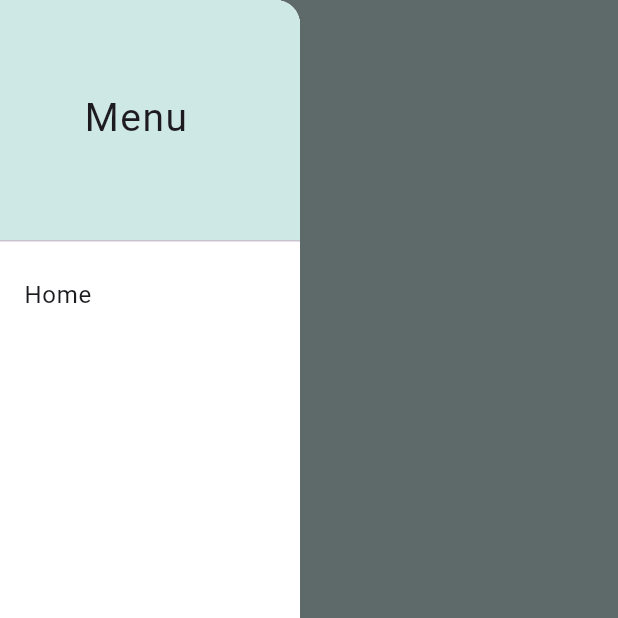
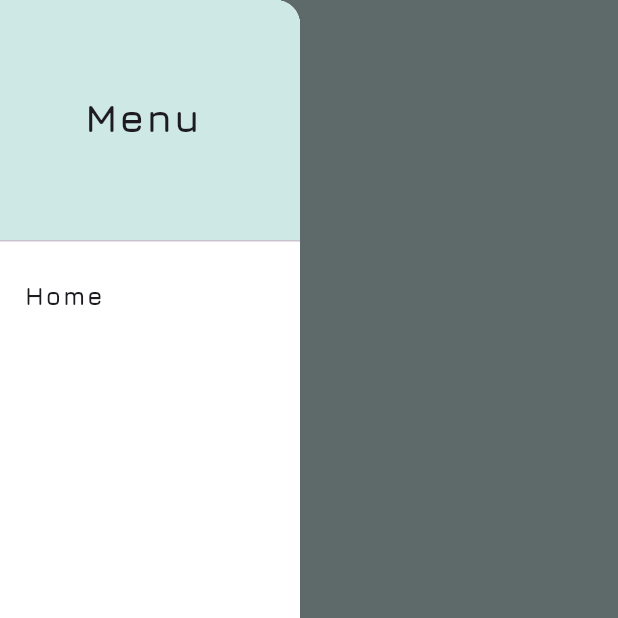
Before and after one commit to Binada-SH/To_Do_Application, a Flutter app: the screen it shows after launch, with the side drawer open, on a phone screen of 412 x 824 dp, the top half of it. Run offline on Flutter 3.47's test engine with Material 3 defaults, Android fonts, the light colour scheme and no system bars; our stand-ins replace flutter_local_notifications, flutter_slidable, font_awesome_flutter, timezone.

Commit message:
Menu drawer font update

```diff
--- a/lib/pages/widgets/menu_drawer.dart
+++ b/lib/pages/widgets/menu_drawer.dart
@@ -21,14 +21,25 @@ class menuDrawer extends StatelessWidget {
                   child: Text (
                     'Menu',
                     style: TextStyle(
-                      letterSpacing: 1,
+                      fontFamily: 'Jura',
+                      fontWeight: FontWeight.w800,
+                      letterSpacing: 1.3,
                       fontSize: 26,
                     ),
                   ),
                 ),
               ),
               ListTile (
-                  title: Text('Home'),
+                  title: Text(
+                  'Home',
+                  style: TextStyle(
+                    fontFamily: 'Jura',
+                    letterSpacing: 1.3,
+                    fontWeight: FontWeight.w700,
+
+                  ),
+                ),
+
                   onTap: (){},
                 ),
           ],
```
